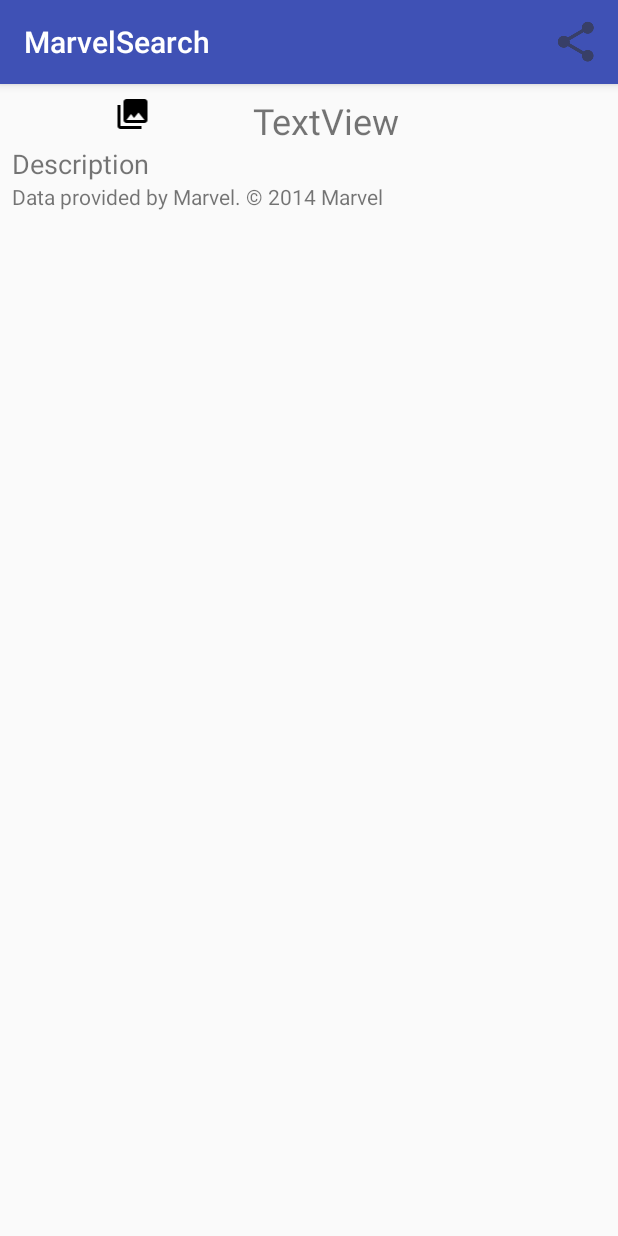
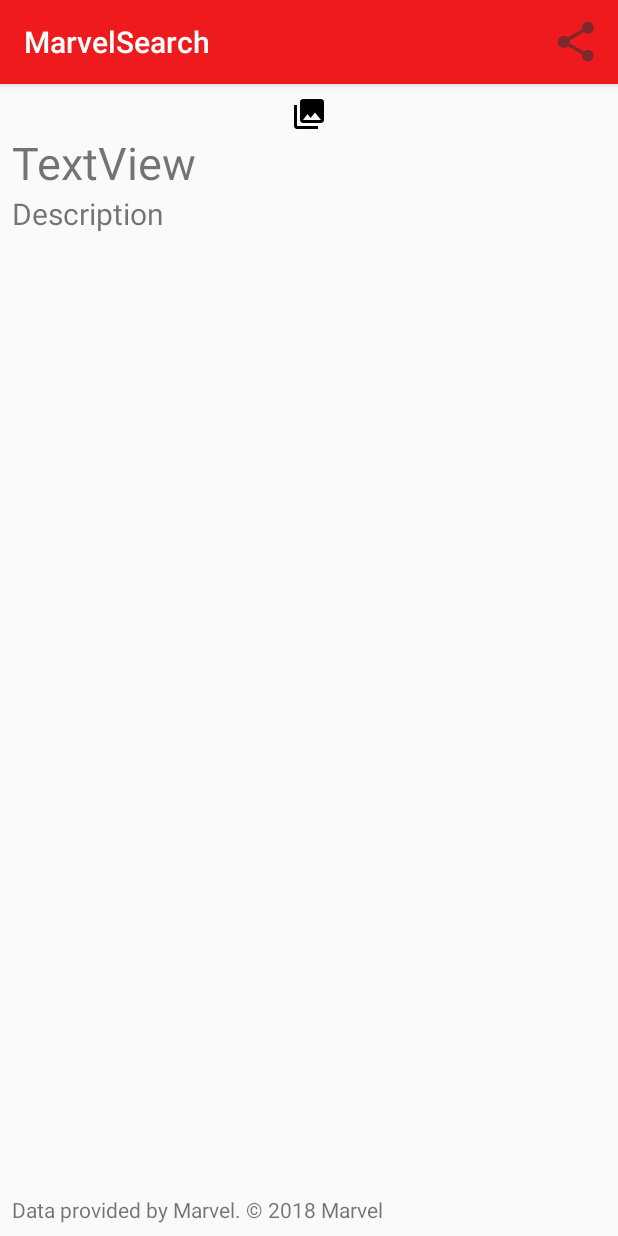
Before and after one commit to OSU-CS492-W18/final-project-team-12-marvel, an Android app: the HeroDetailActivity screen opened directly, with no data from a screen before it, on a phone screen of 412 x 824 dp. Run offline under Robolectric (Android 15) with nearby library versions, the phone set to English and light mode, and no system bars; pictures from the network do not load.

Commit message:
Updated the layout of the hero detail activity, changed the color scheme, fixed the attribution date, removed unused drawer from hero detail activity so it can't be opened, updated the displayed search query when using items from the database.

```diff
--- a/app/src/main/AndroidManifest.xml
+++ b/app/src/main/AndroidManifest.xml
@@ -18,7 +18,7 @@
                 <category android:name="android.intent.category.LAUNCHER" />
             </intent-filter>
         </activity>
-        <activity android:name=".HeroDetailActivity"></activity>
+        <activity android:name=".HeroDetailActivity" />
     </application>
 
 </manifest>
--- a/app/src/main/java/example/com/marvelsearch/HeroDetailActivity.java
+++ b/app/src/main/java/example/com/marvelsearch/HeroDetailActivity.java
@@ -37,7 +37,8 @@ public class HeroDetailActivity extends AppCompatActivity {
         if (intent != null && intent.hasExtra(MarvelUtils.EXTRA_SEARCH_RESULT)) {
             mSearchResult = (MarvelUtils.SearchResult) intent.getSerializableExtra(MarvelUtils.EXTRA_SEARCH_RESULT);
             mTVSearchResultName.setText(mSearchResult.name);
-            mTVSearchResultDescription.setText(mSearchResult.description);
+            String description_text = "\n\t" + mSearchResult.description;
+            mTVSearchResultDescription.setText(description_text);
             Glide.with(mIVPicture.getContext())
                     .load(mSearchResult.imageURL)
                     .into(mIVPicture);
@@ -64,8 +65,8 @@ public class HeroDetailActivity extends AppCompatActivity {
 
     public void shareRepo() {
         if (mSearchResult != null) {
-            String shareText = getString(R.string.share_text_prefix) + ": " +
-                    mSearchResult.name + ", " + mSearchResult.description;
+            String shareText = getString(R.string.share_text_prefix) + ":\n" +
+                    mSearchResult.name + ",\n   " + mSearchResult.description;
 
             ShareCompat.IntentBuilder.from(this)
                     .setChooserTitle(R.string.share_chooser_title)
--- a/app/src/main/java/example/com/marvelsearch/MainActivity.java
+++ b/app/src/main/java/example/com/marvelsearch/MainActivity.java
@@ -169,6 +169,7 @@ public class MainActivity extends AppCompatActivity implements MarvelSearchAdapt
     @Override
     public void onSavedSearchItemClick(String query) {
         doMarvelSearch(query);
+        mSearchBoxET.setHint(query);
         mDrawerLayout.closeDrawers();
         mSearchBoxET.setText("");
     }
--- a/app/src/main/res/layout/activity_hero_detail.xml
+++ b/app/src/main/res/layout/activity_hero_detail.xml
@@ -1,13 +1,6 @@
 <?xml version="1.0" encoding="utf-8"?>
-<android.support.v4.widget.DrawerLayout xmlns:android="http://schemas.android.com/apk/res/android"
+    <LinearLayout xmlns:android="http://schemas.android.com/apk/res/android"
         xmlns:app="http://schemas.android.com/apk/res-auto"
-    xmlns:tools="http://schemas.android.com/tools"
-    android:id="@+id/drawer_layout"
-    android:layout_width="match_parent"
-    android:layout_height="match_parent"
-    tools:context="example.com.marvelsearch.HeroDetailActivity">
-
-    <LinearLayout
         android:layout_width="match_parent"
         android:layout_height="match_parent"
         android:orientation="vertical"
@@ -26,37 +19,38 @@
                 android:layout_weight="1"
                 app:srcCompat="@drawable/ic_menu_gallery" />
 
+        </LinearLayout>
+
+    <RelativeLayout
+        android:layout_width="match_parent"
+        android:layout_height="match_parent">
+        <LinearLayout
+            android:layout_width="match_parent"
+            android:layout_height="match_parent"
+            android:orientation="vertical">
+
             <TextView
                 android:id="@+id/tv_name"
                 android:layout_width="wrap_content"
                 android:layout_height="wrap_content"
-                android:layout_weight="1"
                 android:text="TextView"
-                android:textSize="24sp" />
-        </LinearLayout>
+                android:textSize="30sp"
+                android:layout_gravity="center_vertical"/>
 
             <TextView
                 android:id="@+id/tv_description"
                 android:layout_width="match_parent"
                 android:layout_height="wrap_content"
                 android:text="Description"
-            android:textSize="18sp" />
+                android:textSize="20sp" />
+
+        </LinearLayout>
 
             <TextView
                 android:id="@+id/tv_attribution_info"
                 android:layout_width="match_parent"
                 android:layout_height="wrap_content"
-            android:text="@string/attribution_info" />
-
+                android:text="@string/attribution_info"
+                android:layout_alignParentBottom="true" />
+    </RelativeLayout>
 </LinearLayout>
-
-
-    <android.support.design.widget.NavigationView
-        android:id="@+id/nv_navigation_drawer"
-        android:layout_height="match_parent"
-        android:layout_width="wrap_content"
-        android:layout_gravity="start"
-        android:background="#fff"
-        app:menu="@menu/navigation_drawer"/>
-
-</android.support.v4.widget.DrawerLayout>
--- a/app/src/main/res/menu/navigation_drawer.xml
+++ b/app/src/main/res/menu/navigation_drawer.xml
@@ -1,5 +1,5 @@
 <?xml version="1.0" encoding="utf-8"?>
 <menu xmlns:android="http://schemas.android.com/apk/res/android">
-    <item android:id="@+id/nav_search" android:title="Search" />
+    <item android:id="@+id/nav_search" android:title="Search"/>
 
 </menu>
--- a/app/src/main/res/values/colors.xml
+++ b/app/src/main/res/values/colors.xml
@@ -1,6 +1,6 @@
 <?xml version="1.0" encoding="utf-8"?>
 <resources>
-    <color name="colorPrimary">#3F51B5</color>
-    <color name="colorPrimaryDark">#303F9F</color>
-    <color name="colorAccent">#ff4081</color>
+    <color name="colorPrimary">#EF1A1E</color>
+    <color name="colorPrimaryDark">#2E3D77</color>
+    <color name="colorAccent">#000000</color>
 </resources>
--- a/app/src/main/res/values/strings.xml
+++ b/app/src/main/res/values/strings.xml
@@ -15,6 +15,6 @@
     <string name="action_share">Share</string>
     <string name="share_text_prefix">Share This</string>
     <string name="share_chooser_title">ShareChooserTitle</string>
-    <string name="attribution_info">Data provided by Marvel. © 2014 Marvel</string>
+    <string name="attribution_info">Data provided by Marvel. © 2018 Marvel</string>
 
 </resources>
```
Lines whose indentation alone changed are shown as unchanged.
